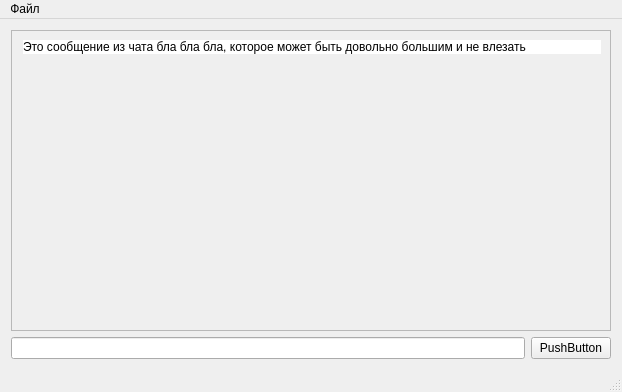
The window that QtClient/UI/QtClient.ui (Martakor1/cppAdvancedITMO) describes before a commit, drawn with Qt 5.
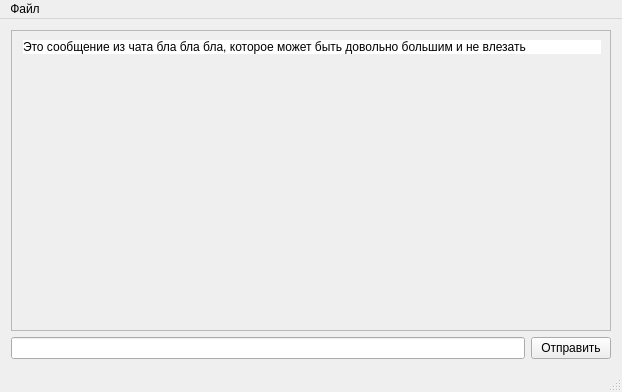
The same window after the commit.

Diff of the .ui file:
```diff
--- a/QtClient/UI/QtClient.ui
+++ b/QtClient/UI/QtClient.ui
@@ -113,7 +113,7 @@
         <item>
          <widget class="QPushButton" name="pushButton">
           <property name="text">
-           <string>PushButton</string>
+           <string>Отправить</string>
           </property>
          </widget>
         </item>
```
Left out of the diff: 4 changed lines with no effect on the pictures.
